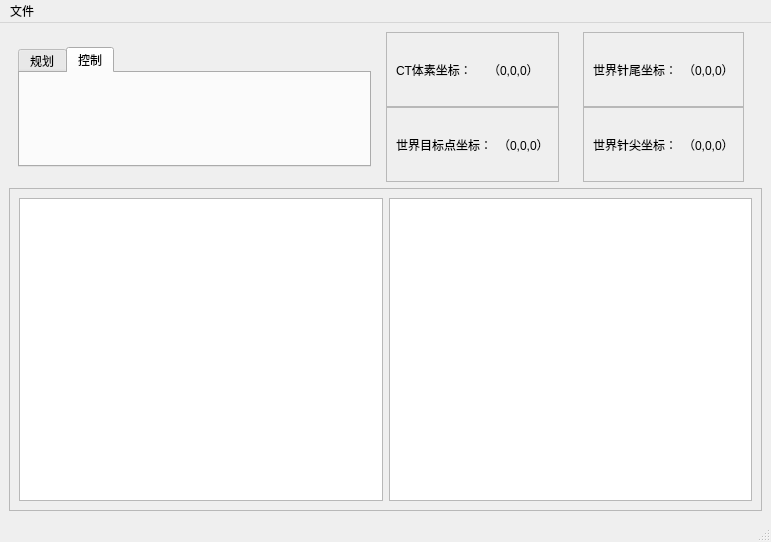
Before: the Qt Designer form ui/nav_2dv2.ui in boaoyan/OSND2DV2_boao, drawn with Qt 5.
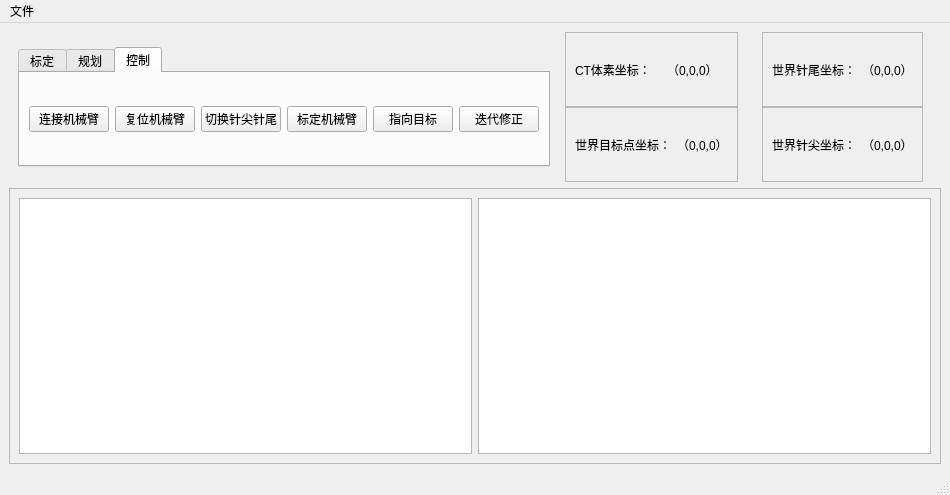
After: the same form once the commit is applied. The open tabs and pages were chosen to show the change.

The edit to the form file:
```diff
--- a/ui/nav_2dv2.ui
+++ b/ui/nav_2dv2.ui
@@ -6,8 +6,8 @@
    <rect>
     <x>0</x>
     <y>0</y>
-    <width>708</width>
-    <height>542</height>
+    <width>900</width>
+    <height>495</height>
    </rect>
   </property>
   <property name="windowTitle">
@@ -47,6 +47,20 @@
          <property name="currentIndex">
           <number>0</number>
          </property>
+         <widget class="QWidget" name="tab_3">
+          <attribute name="title">
+           <string>标定</string>
+          </attribute>
+          <layout class="QHBoxLayout" name="horizontalLayout_8">
+           <item>
+            <widget class="QPushButton" name="cali_ct2cam_btn">
+             <property name="text">
+              <string>标定体素到相机</string>
+             </property>
+            </widget>
+           </item>
+          </layout>
+         </widget>
          <widget class="QWidget" name="tab">
           <attribute name="title">
            <string>规划</string>
@@ -181,6 +195,76 @@
           <attribute name="title">
            <string>控制</string>
           </attribute>
+          <layout class="QHBoxLayout" name="horizontalLayout_9">
+           <item>
+            <spacer name="horizontalSpacer_14">
+             <property name="orientation">
+              <enum>Qt::Horizontal</enum>
+             </property>
+             <property name="sizeHint" stdset="0">
+              <size>
+               <width>40</width>
+               <height>20</height>
+              </size>
+             </property>
+            </spacer>
+           </item>
+           <item>
+            <widget class="QPushButton" name="connect_arm_btn">
+             <property name="text">
+              <string>连接机械臂</string>
+             </property>
+            </widget>
+           </item>
+           <item>
+            <widget class="QPushButton" name="reset_arm_btn">
+             <property name="text">
+              <string>复位机械臂</string>
+             </property>
+            </widget>
+           </item>
+           <item>
+            <widget class="QPushButton" name="toggle_pin_pos_order_btn">
+             <property name="text">
+              <string>切换针尖针尾</string>
+             </property>
+            </widget>
+           </item>
+           <item>
+            <widget class="QPushButton" name="cali_arm_btn">
+             <property name="text">
+              <string>标定机械臂</string>
+             </property>
+            </widget>
+           </item>
+           <item>
+            <widget class="QPushButton" name="control_to_aim">
+             <property name="text">
+              <string>指向目标</string>
+             </property>
+            </widget>
+           </item>
+           <item>
+            <widget class="QPushButton" name="fix_error_btn">
+             <property name="text">
+              <string>迭代修正</string>
+             </property>
+            </widget>
+           </item>
+           <item>
+            <spacer name="horizontalSpacer_15">
+             <property name="orientation">
+              <enum>Qt::Horizontal</enum>
+             </property>
+             <property name="sizeHint" stdset="0">
+              <size>
+               <width>40</width>
+               <height>20</height>
+              </size>
+             </property>
+            </spacer>
+           </item>
+          </layout>
          </widget>
         </widget>
        </item>
@@ -502,7 +586,7 @@
     <rect>
      <x>0</x>
      <y>0</y>
-     <width>708</width>
+     <width>900</width>
      <height>22</height>
     </rect>
    </property>
```
Left out of the diff: 6 changed lines with no effect on the pictures.
